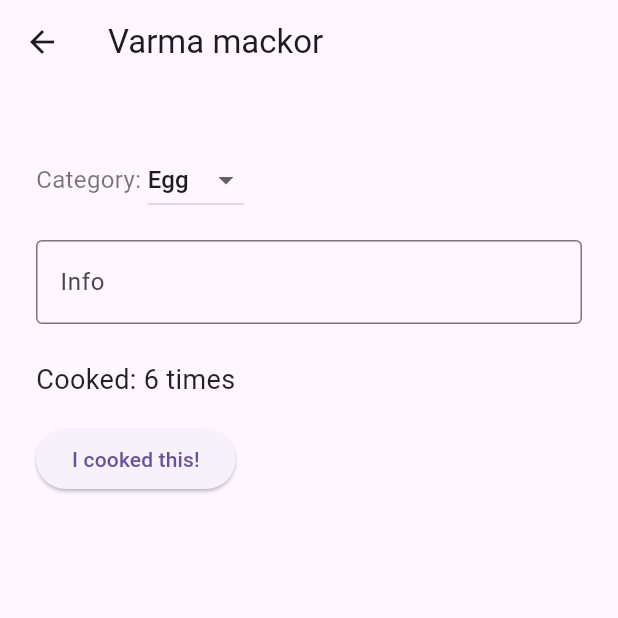
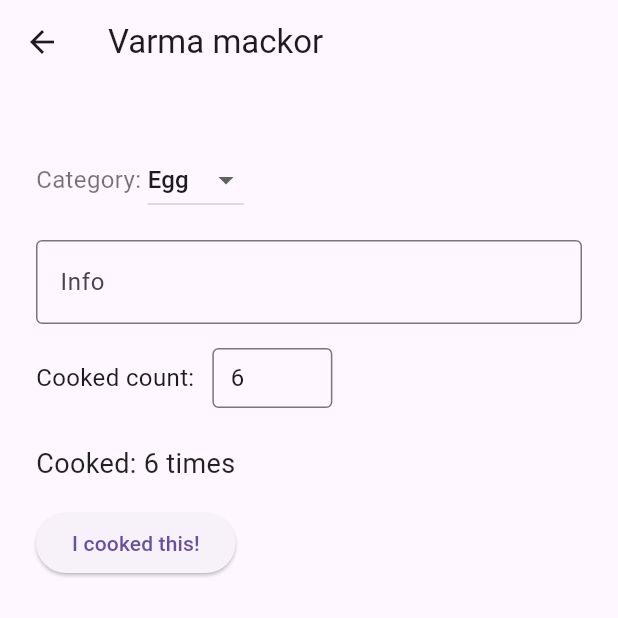
Before and after one commit to Jakob37/Family-eating, a Flutter app: the DishDetailPage screen opened directly with sample values from the repository, on a phone screen of 412 x 824 dp, the top half of it. Run offline on Flutter 3.47's test engine with Material 3 defaults, Android fonts, the phone set to English and light mode, and no system bars; our stand-ins replace shared_preferences; accounts and stored records are empty.

Commit message:
Manually set cooked count

```diff
--- a/lib/pages/dish_detail_page.dart
+++ b/lib/pages/dish_detail_page.dart
@@ -6,7 +6,8 @@ class DishDetailPage extends StatefulWidget {
   final Dish dish;
   final VoidCallback onIncrement;
 
-  const DishDetailPage({super.key, required this.dish, required this.onIncrement});
+  const DishDetailPage(
+      {super.key, required this.dish, required this.onIncrement});
 
   @override
   State<DishDetailPage> createState() => _DishDetailPageState();
@@ -75,7 +76,9 @@ class _DishDetailPageState extends State<DishDetailPage> {
       _selectedCategory = cat;
       _selectedCustomCategory = customCat;
     });
-    if (cat == DishCategory.other && customCat != null && customCat.isNotEmpty) {
+    if (cat == DishCategory.other &&
+        customCat != null &&
+        customCat.isNotEmpty) {
       if (!_customCategories.contains(customCat)) {
         setState(() {
           _customCategories.add(customCat);
@@ -159,8 +162,8 @@ class _DishDetailPageState extends State<DishDetailPage> {
                               title: const Text('Add new category'),
                               content: TextField(
                                 autofocus: true,
-                                decoration:
-                                    const InputDecoration(labelText: 'Category name'),
+                                decoration: const InputDecoration(
+                                    labelText: 'Category name'),
                                 onChanged: (v) => input = v,
                               ),
                               actions: [
@@ -169,7 +172,8 @@ class _DishDetailPageState extends State<DishDetailPage> {
                                   child: const Text('Cancel'),
                                 ),
                                 ElevatedButton(
-                                  onPressed: () => Navigator.of(context).pop(input),
+                                  onPressed: () =>
+                                      Navigator.of(context).pop(input),
                                   child: const Text('Add'),
                                 ),
                               ],
@@ -196,6 +200,35 @@ class _DishDetailPageState extends State<DishDetailPage> {
               maxLines: null,
               onChanged: _saveInfo,
             ),
+            const SizedBox(height: 16),
+            Row(
+              children: [
+                const Text('Cooked count:', style: TextStyle(fontSize: 16)),
+                const SizedBox(width: 12),
+                SizedBox(
+                  width: 80,
+                  child: TextFormField(
+                    initialValue: widget.dish.count.toString(),
+                    keyboardType: TextInputType.number,
+                    decoration: const InputDecoration(
+                      border: OutlineInputBorder(),
+                      isDense: true,
+                      contentPadding:
+                          EdgeInsets.symmetric(vertical: 8, horizontal: 8),
+                    ),
+                    onChanged: (val) async {
+                      final parsed = int.tryParse(val);
+                      if (parsed != null && parsed >= 0) {
+                        setState(() {
+                          widget.dish.count = parsed;
+                        });
+                        await _saveDish();
+                      }
+                    },
+                  ),
+                ),
+              ],
+            ),
             const SizedBox(height: 24),
             Text(
               'Cooked: ${widget.dish.count} times',
```
